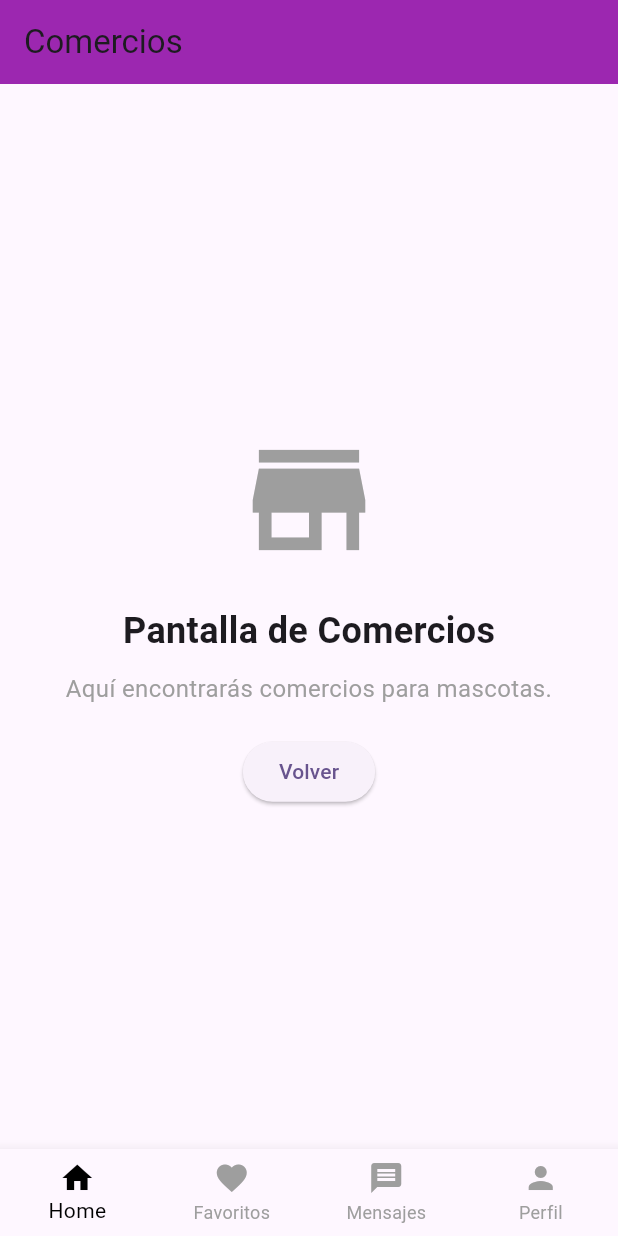
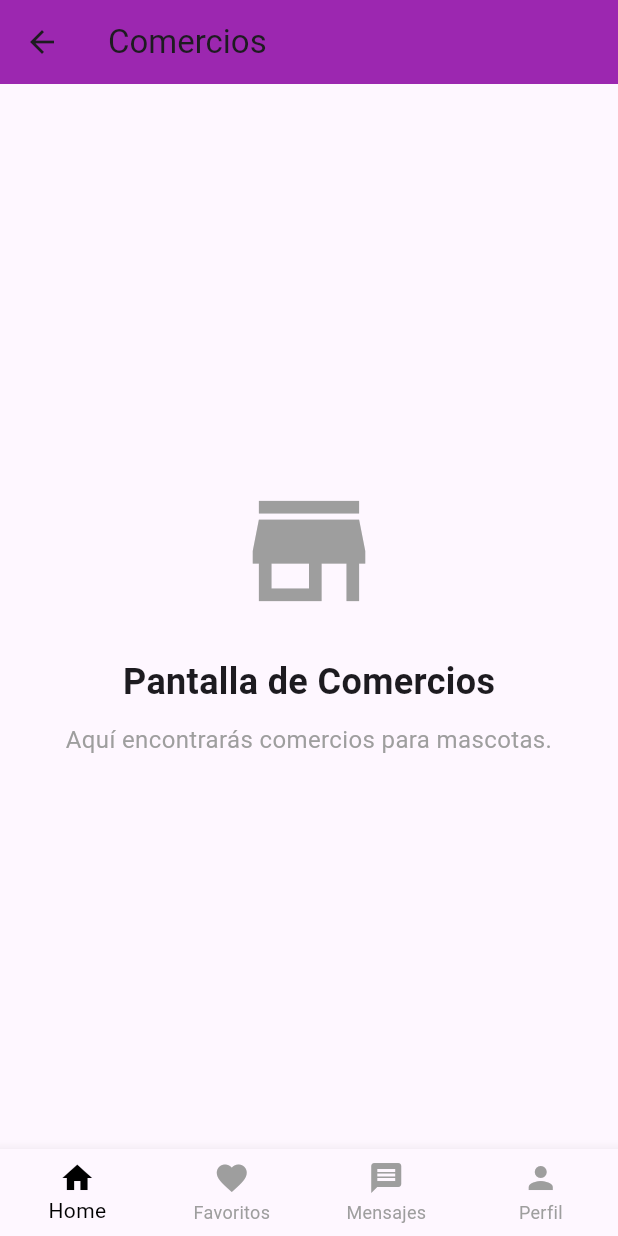
Before and after one commit to GuilleTF/Dogland, a Flutter app: the HomeScreen screen opened directly, after a tap on "Comercios", on a phone screen of 412 x 824 dp. Run offline on Flutter 3.47's test engine with Material 3 defaults, Android fonts, the phone set to English and light mode, and no system bars; our stand-ins replace cloud_firestore, firebase_auth, firebase_core, flutter_form_builder, form_builder_validators, google_maps_flutter and 1 more; accounts and stored records are empty.

Commit message:
boton de retroceder en el appbar superior para el movimiento entre las pantallas de home, comercios y razas

```diff
--- a/lib/screens/comercios/comercios_screen.dart
+++ b/lib/screens/comercios/comercios_screen.dart
@@ -2,13 +2,10 @@
 import 'package:flutter/material.dart';
 
 class ComerciosScreen extends StatelessWidget {
-  final VoidCallback onBackToHome;
-
-  const ComerciosScreen({super.key, required this.onBackToHome});
-
   @override
   Widget build(BuildContext context) {
-    return Center(
+    return Scaffold(
+      body: Center(
         child: Column(
           mainAxisAlignment: MainAxisAlignment.center,
           children: [
@@ -34,12 +31,8 @@ class ComerciosScreen extends StatelessWidget {
               ),
               textAlign: TextAlign.center,
             ),
-          SizedBox(height: 20),
-          ElevatedButton(
-            onPressed: onBackToHome,
-            child: Text('Volver'),
+          ],
         ),
-        ],
       ),
     );
   }
--- a/lib/screens/home_screen.dart
+++ b/lib/screens/home_screen.dart
@@ -23,8 +23,8 @@ class _HomeScreenState extends State<HomeScreen> {
       Container(color: Colors.red), // Favoritos (Placeholder)
       Container(color: Colors.blue), // Mensajes (Placeholder)
       Container(color: Colors.green), // Perfil (Placeholder)
-      ComerciosScreen(onBackToHome: () => _onItemTapped(0)), // Pantalla de Comercios
-      RazasScreen(onBackToHome: () => _onItemTapped(0)), // Pantalla de Razas de Perros
+      ComerciosScreen(), // Pantalla de Comercios
+      RazasScreen(), // Pantalla de Razas de Perros
     ];
   }
 
@@ -147,10 +147,15 @@ class _HomeScreenState extends State<HomeScreen> {
   @override
   Widget build(BuildContext context) {
     return Scaffold(
-      appBar: _selectedIndex != 3
-          ? AppBar(
+      appBar: _selectedIndex == 3 ? null : AppBar(
         backgroundColor: Colors.purple,
         title: Text(_getTitle()),
+        leading: (_selectedIndex == 4 || _selectedIndex == 5)
+            ? IconButton(
+                icon: Icon(Icons.arrow_back),
+                onPressed: () => _onItemTapped(0), // Regresar a inicio
+              )
+            : null,
         actions: _selectedIndex == 0
             ? [
                 IconButton(
@@ -167,8 +172,7 @@ class _HomeScreenState extends State<HomeScreen> {
                 ),
               ]
             : null,
-            )
-          : null, // Oculta AppBar si _selectedIndex == 3
+      ),
       body: IndexedStack(
         index: _selectedIndex,
         children: _pages,
--- a/lib/screens/perros/razas_screen.dart
+++ b/lib/screens/perros/razas_screen.dart
@@ -1,14 +1,12 @@
+
 // razas_screen.dart
 import 'package:flutter/material.dart';
 
 class RazasScreen extends StatelessWidget {
-  final VoidCallback onBackToHome;
-
-  const RazasScreen({super.key, required this.onBackToHome});
-
   @override
   Widget build(BuildContext context) {
-    return Center(
+    return Scaffold(
+      body: Center(
         child: Column(
           mainAxisAlignment: MainAxisAlignment.center,
           children: [
@@ -34,12 +32,8 @@ class RazasScreen extends StatelessWidget {
               ),
               textAlign: TextAlign.center,
             ),
-          SizedBox(height: 20),
-          ElevatedButton(
-            onPressed: onBackToHome,
-            child: Text('Volver'),
+          ],
         ),
-        ],
       ),
     );
   }
```
Lines whose indentation alone changed are shown as unchanged.
